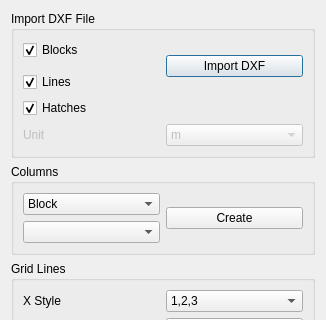
First picture: the form in widgets/define/create_axes_from_dxf.ui, repository ebrahimraeyat/civilTools, before the edit; both pictures show x 0 to 326 and y 0 to 320 of the 326 by 662 pixel window.
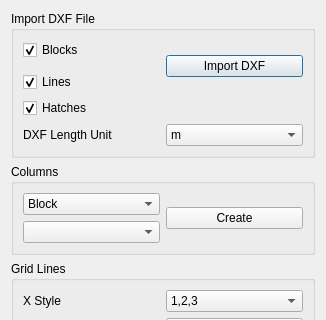
Second picture: the form after the edit. Icons and pictures are not drawn.

Commit message: Round the axis geometry

Diff of the .ui file:
```diff
--- a/widgets/define/create_axes_from_dxf.ui
+++ b/widgets/define/create_axes_from_dxf.ui
@@ -85,17 +85,17 @@
         <item>
          <widget class="QLabel" name="label">
           <property name="enabled">
-           <bool>false</bool>
+           <bool>true</bool>
           </property>
           <property name="text">
-           <string>Unit</string>
+           <string>DXF Length Unit</string>
           </property>
          </widget>
         </item>
         <item>
          <widget class="QComboBox" name="unit">
           <property name="enabled">
-           <bool>false</bool>
+           <bool>true</bool>
           </property>
           <item>
            <property name="text">
```
The commit also changes 2 other files.
